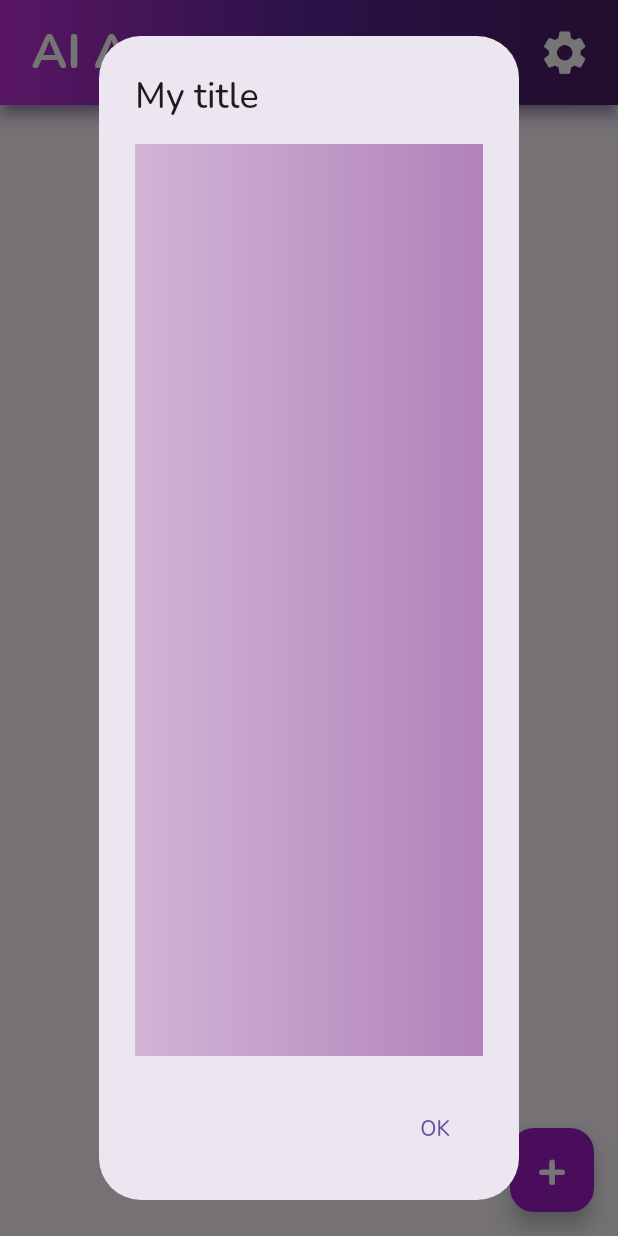
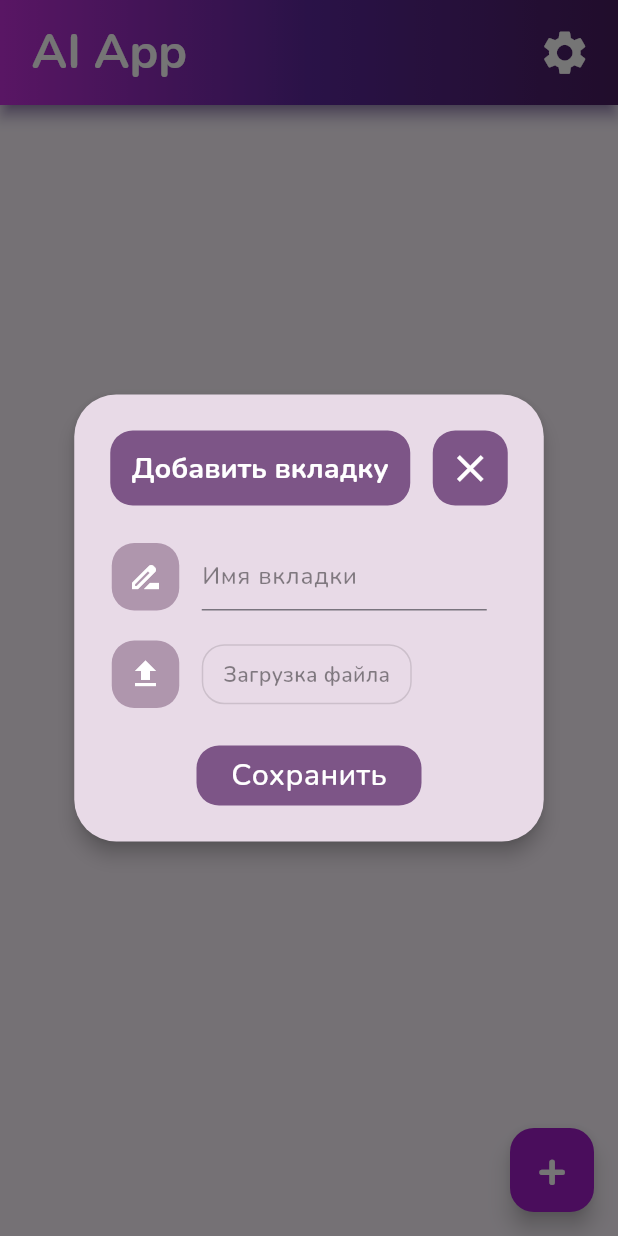
Before and after one commit to Proman2702/olymp, a Flutter app: the screen it shows after launch, after a tap on an icon or button, on a phone screen of 412 x 824 dp. Run offline on Flutter 3.47's test engine with Material 3 defaults, Android fonts, the phone set to English and light mode, and no system bars; our stand-ins replace file_picker.

Commit message:
working_add_dialog

```diff
--- /dev/null
+++ b/lib/backend/template_files/tile_info.dart
@@ -0,0 +1,5 @@
+class TileInfo {
+  static dynamic file;
+  static String? name;
+  static int? result;
+}
--- /dev/null
+++ b/lib/features/home/add_dialog.dart
@@ -0,0 +1,223 @@
+// ignore_for_file: prefer_const_constructors
+
+import 'dart:io';
+import 'package:my_app/backend/template_files/tile_info.dart';
+
+import 'package:file_picker/file_picker.dart';
+import 'package:flutter/material.dart';
+import 'package:my_app/features/home/deny_sheet.dart';
+import 'package:my_app/src/colors/colors.dart';
+
+class AddDialog extends StatefulWidget {
+  final Function func;
+  AddDialog({Key? key, required this.func}) : super(key: key);
+
+  @override
+  State<AddDialog> createState() => _AddDialogState();
+}
+
+class _AddDialogState extends State<AddDialog> {
+  String? _dialogTitle;
+  File? file;
+  int? result = 1;
+  String? filePath;
+
+  @override
+  Widget build(BuildContext context) {
+    return AlertDialog(
+      contentPadding: EdgeInsets.all(25),
+      backgroundColor: Color(CustomColors.dialogBack),
+      insetPadding: EdgeInsets.all(10),
+      shadowColor: Colors.black,
+      elevation: 5,
+      title: Row(
+        // Инфа и выход
+        children: [
+          Container(
+            height: 50,
+            width: 200,
+            alignment: Alignment.center,
+            decoration: BoxDecoration(
+                borderRadius: BorderRadius.circular(15),
+                color: Color(CustomColors.main)),
+            child: Text(
+              "Добавить вкладку",
+              style: TextStyle(
+                  fontWeight: FontWeight.w700,
+                  color: Colors.white,
+                  fontSize: 19),
+            ),
+          ),
+          SizedBox(
+            width: 15,
+          ),
+          Container(
+            height: 50,
+            width: 50,
+            alignment: Alignment.center,
+            decoration: BoxDecoration(
+                borderRadius: BorderRadius.circular(15),
+                color: Color(CustomColors.main)),
+            child: IconButton(
+                onPressed: () {
+                  Navigator.of(context).pop();
+                },
+                icon: Icon(
+                  Icons.close,
+                  size: 30,
+                  color: Colors.white,
+                )),
+          )
+        ],
+      ),
+      content: Column(
+        mainAxisSize: MainAxisSize.min,
+        children: [
+          Row(
+            children: [
+              SizedBox(
+                height: 10,
+              ),
+
+              // Значок
+              Container(
+                height: 45,
+                width: 45,
+                alignment: Alignment.center,
+                decoration: BoxDecoration(
+                    borderRadius: BorderRadius.circular(15),
+                    color: Color(CustomColors.mainLightX2)),
+                child: IconButton(
+                    onPressed: () {},
+                    icon: Icon(
+                      Icons.drive_file_rename_outline,
+                      size: 24,
+                      color: Colors.white,
+                    )),
+              ),
+
+              SizedBox(width: 15),
+
+              // Поле для ввода
+              SizedBox(
+                width: 190,
+                height: 45,
+                child: TextField(
+                  style: TextStyle(
+                      fontWeight: FontWeight.w700, color: Colors.black87),
+                  onSubmitted: (value) {
+                    setState(() {
+                      _dialogTitle = value;
+                    });
+                  },
+                  maxLength: 16,
+                  decoration: InputDecoration(
+                    counterText: "",
+                    labelText: "Имя вкладки",
+                    labelStyle: TextStyle(color: Colors.black45),
+                    focusedBorder: UnderlineInputBorder(
+                      borderSide: BorderSide(color: Color(CustomColors.bright)),
+                    ),
+                  ),
+                ),
+              )
+            ],
+          ),
+          SizedBox(
+            height: 20,
+          ),
+          Row(
+            children: [
+              SizedBox(
+                height: 10,
+              ),
+
+              // Значок
+              Container(
+                height: 45,
+                width: 45,
+                alignment: Alignment.center,
+                decoration: BoxDecoration(
+                    borderRadius: BorderRadius.circular(15),
+                    color: Color(CustomColors.mainLightX2)),
+                child: IconButton(
+                    onPressed: () {},
+                    icon: Icon(
+                      Icons.upload,
+                      size: 24,
+                      color: Colors.white,
+                    )),
+              ),
+              SizedBox(width: 15),
+
+              // Кнопка для загрузки
+
+              GestureDetector(
+                  onTap: () async {
+                    FilePickerResult? result =
+                        await FilePicker.platform.pickFiles();
+                    if (result != null) {
+                      file = File(result.files.single.path!);
+                      filePath = result.files.single.path!;
+                      setState(() {});
+                    } else {
+                      // User canceled the picker
+                    }
+                  },
+                  child: Container(
+                      height: 40,
+                      width: 140,
+                      padding: EdgeInsets.only(left: 10, right: 10),
+                      alignment: Alignment.center,
+                      decoration: BoxDecoration(
+                          borderRadius: BorderRadius.circular(15),
+                          border: Border.all(color: Colors.black12)),
+                      child: SingleChildScrollView(
+                          child: Text(
+                              filePath == null
+                                  ? "Загрузка файла"
+                                  : filePath!.split("/").last,
+                              style: TextStyle(
+                                color: Colors.black45,
+                                fontWeight: FontWeight.w600,
+                                fontSize: 14,
+                              )))))
+            ],
+          )
+        ],
+      ),
+      actions: [
+        // Кнопка сохранения
+        Center(
+            child: GestureDetector(
+          onTap: () {
+            if (file == null || _dialogTitle == null) {
+              showModalBottomSheet(
+                  context: context,
+                  builder: (BuildContext context) => DenySheet());
+            } else {
+              TileInfo.file = file;
+              TileInfo.name = _dialogTitle;
+              TileInfo.result = result;
+              widget.func();
+              Navigator.of(context).pop();
+            }
+          },
+          // Само тело виджета
+          child: Container(
+              height: 40,
+              width: 150,
+              alignment: Alignment.center,
+              decoration: BoxDecoration(
+                  color: Color(CustomColors.main),
+                  borderRadius: BorderRadius.circular(15)),
+              child: Text("Сохранить",
+                  style: TextStyle(
+                    color: Colors.white,
+                    fontSize: 20,
+                  ))),
+        ))
+      ],
+    );
+  }
+}
--- a/lib/features/home/page.dart
+++ b/lib/features/home/page.dart
@@ -1,7 +1,7 @@
 import "package:flutter/material.dart";
-import "package:my_app/features/home/tile.dart";
+import "package:my_app/features/home/add_dialog.dart";
+import "package:my_app/features/home/build_tile.dart";
 import "package:my_app/src/colors/gradients/appbar.dart";
-import "package:my_app/src/colors/gradients/tile.dart";
 // import "package:file_picker/file_picker.dart";
 
 class HomePage extends StatefulWidget {
@@ -15,86 +15,21 @@ class _HomePageState extends State<HomePage> {
   int num = 0;
   List<String> playTiles = [];
 
-  showAlertDialog(BuildContext context) {
-    // set up the button
-    Widget okButton = TextButton(
-      child: Text("OK"),
-      onPressed: () {},
-    );
-
-    // set up the AlertDialog
-    AlertDialog alert = AlertDialog(
-      title: Text("My title"),
-      content: Container(
-          constraints: const BoxConstraints(),
-          decoration: BoxDecoration(gradient: TileGrad())),
-      actions: [
-        okButton,
-      ],
-    );
-
-    // show the dialog
-    showDialog(
-      context: context,
-      builder: (BuildContext context) {
-        return alert;
-      },
-    );
-  }
-
-// добавление вкладки (старое)
-  // void addTile() async {
-  //   FilePickerResult? result = await FilePicker.platform.pickFiles();
-  //   if (result != null) {
-  //     String? file = result.files.single.path!;
-  //     playTiles.add("Tile $num with path $file");
-  //     num++;
-  //     setState(() {});
-  //   } else {
-  //     // User canceled the picker
-  //   }
-  // }
-
 // разрабатываемое добавление вкладки
-  void addTile(BuildContext context) {
-    showAlertDialog(context);
+  void addTile() {
+    setState(() {
+      num++;
+    });
   }
 
 // удаление вкладки
   void removeTile(int index) {
     setState(() {
-      playTiles.removeAt(index);
       num--;
     });
   }
 
 // простроение вкладки
-  Widget buildTile(int index) {
-    return Stack(
-      alignment: Alignment.center,
-      children: [
-        const SizedBox(height: 110),
-        ContainerTile(
-            num: index,
-            child: Row(
-              children: [
-                SizedBox(
-                  width: 10,
-                ),
-                Flexible(
-                    child: Text(
-                  playTiles[index],
-                )),
-                IconButton(
-                    onPressed: () {
-                      removeTile(index);
-                    },
-                    icon: const Icon(Icons.delete))
-              ],
-            )),
-      ],
-    );
-  }
 
 // построение страницы
   @override
@@ -123,7 +58,7 @@ class _HomePageState extends State<HomePage> {
               onPressed: () {
                 Navigator.of(context).pushNamed("/settings");
               },
-              icon: Icon(Icons.settings),
+              icon: const Icon(Icons.settings),
               color: Colors.white,
               iconSize: 35,
             ),
@@ -132,11 +67,16 @@ class _HomePageState extends State<HomePage> {
       body: ListView.builder(
           padding: const EdgeInsets.only(top: 20, bottom: 20),
           itemCount: num,
-          itemBuilder: (context, index) => buildTile(index)),
+          itemBuilder: (context, index) => TileBuilder(
+                index: index,
+                func: removeTile,
+              )),
       floatingActionButton: FloatingActionButton(
         backgroundColor: const Color.fromARGB(255, 161, 29, 201),
         onPressed: () {
-          addTile(context);
+          showDialog(
+              context: context,
+              builder: (BuildContext context) => AddDialog(func: addTile));
         },
         child: const Center(
             child: Text(
--- a/lib/features/home/tile.dart
+++ /dev/null
@@ -1,21 +0,0 @@
-import 'package:flutter/material.dart';
-import 'package:my_app/src/colors/gradients/tile.dart';
-
-class ContainerTile extends Container {
-  final int num;
-  final child;
-
-  ContainerTile({
-    required this.num,
-    this.child,
-  }) : super(
-          alignment: Alignment(0.9, 0),
-          height: 90,
-          width: 340,
-          decoration: BoxDecoration(
-            gradient: TileGrad(),
-            borderRadius: BorderRadius.all(Radius.circular(20)),
-          ),
-        );
-  int get getNum => num;
-}
--- a/lib/src/colors/colors.dart
+++ b/lib/src/colors/colors.dart
@@ -2,16 +2,14 @@ class CustomColors {
   final List<int> appbarGrad = [0xffc22fda, 0xff5b289c, 0xff481c5e];
   final List<int> tileGrad = [0xffD1B4D6, 0xffB182B9];
 
-  int main = 0xff743f82;
-  int bright = 0xff761e95;
-  int white = 0xffffffff;
-  int shadow = 0xffd9d9d9;
+  static int main = 0xdd6c4178;
+  static int mainLight = 0xdd8f678d;
+  static int mainLightX2 = 0xdda68ba4;
+  static int bright = 0xff761e95;
+  static int white = 0xffffffff;
+  static int shadow = 0xffd9d9d9;
+  static int dialogBack = 0xffe8dae7;
 
   List<int> get getAppbarGrad => appbarGrad;
   List<int> get getTileGrad => tileGrad;
-
-  int get getMain => main;
-  int get getBright => bright;
-  int get getWhite => white;
-  int get getShadow => shadow;
 }
```
Also changed, not shown: lib/features/home/build_tile.dart (added, +38 -0 lines), lib/features/home/deny_sheet.dart (added, +47 -0 lines).
